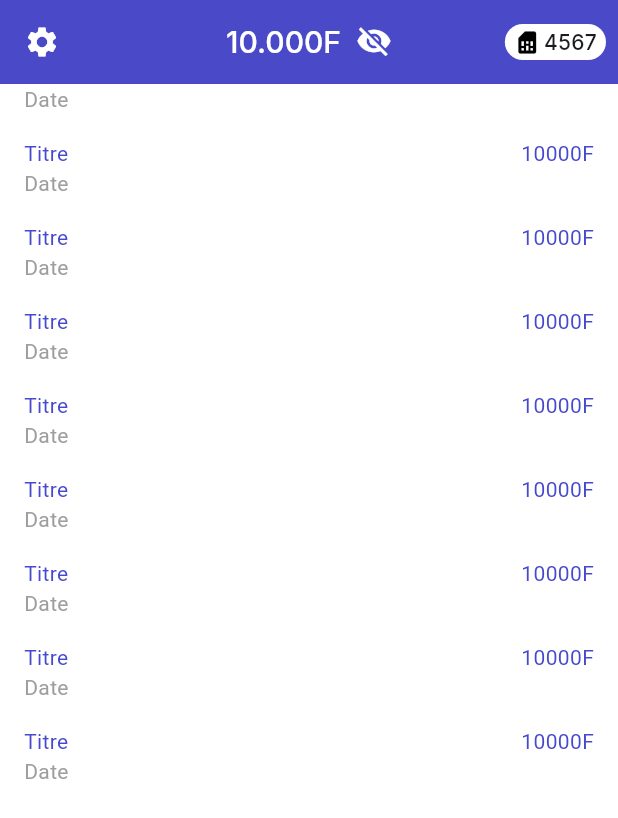
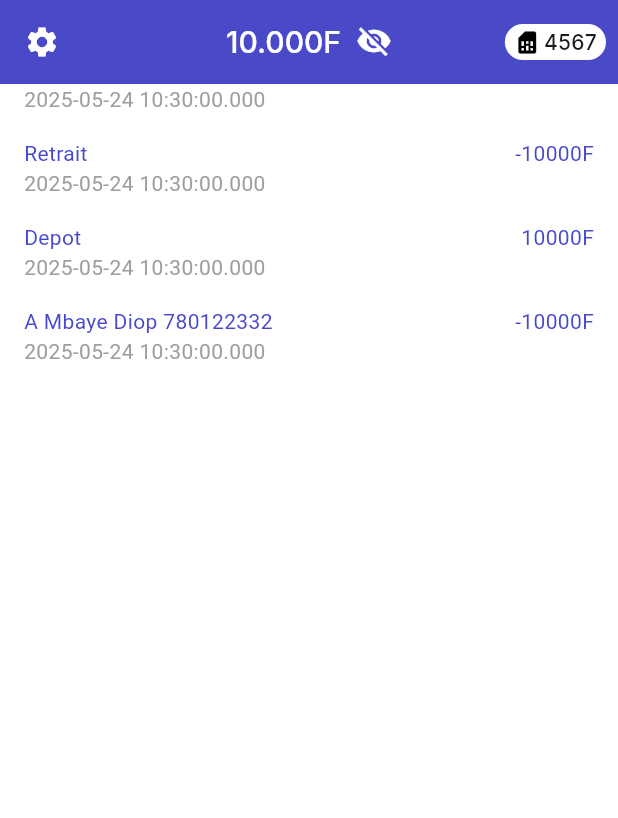
Before and after one commit to cyborgfeep/esmt_dar_2025, a Flutter app: the screen it shows after launch, scrolled down 576 dp, on a phone screen of 412 x 824 dp. Shown: the top 818 px of the screen. Run offline on Flutter 3.47's test engine with Material 3 defaults, Android fonts, the phone set to English and light mode, and no system bars; our stand-ins replace google_fonts, pretty_qr_code.

Commit message:
Second Commit

```diff
--- a/lib/models/transaction.dart
+++ b/lib/models/transaction.dart
@@ -13,10 +13,34 @@ class Transaction {
 
   static List<Transaction> transList = [
     Transaction(
-      title: "Transfert",
+      title: "Modou FALL 77777777",
       dateTime: DateTime.now(),
       amount: 10000,
       type: TypeT.transferE,
+    ),
+    Transaction(
+      title: "Canal+",
+      dateTime: DateTime.now(),
+      amount: 10000,
+      type: TypeT.paiement,
+    ),
+    Transaction(
+      title: "Retrait",
+      dateTime: DateTime.now(),
+      amount: 10000,
+      type: TypeT.retrait,
+    ),
+    Transaction(
+      title: "Depot",
+      dateTime: DateTime.now(),
+      amount: 10000,
+      type: TypeT.depot,
+    ),
+    Transaction(
+      title: "Mbaye Diop 780122332",
+      dateTime: DateTime.now(),
+      amount: 10000,
+      type: TypeT.transferS,
     ),
   ];
 }
--- a/lib/screens/home_screen.dart
+++ b/lib/screens/home_screen.dart
@@ -1,4 +1,6 @@
 import 'package:cours_dar_2025/models/option.dart';
+import 'package:cours_dar_2025/models/transaction.dart';
+import 'package:cours_dar_2025/screens/scan_screen.dart';
 import 'package:cours_dar_2025/utils/constants.dart';
 import 'package:flutter/material.dart';
 import 'package:google_fonts/google_fonts.dart';
@@ -96,7 +98,20 @@ class _HomeScreenState extends State<HomeScreen> {
                   ),
                   Column(
                     children: [
-                      cardWidget(),
+                      GestureDetector(
+                        onTap: () {
+                          Navigator.pushAndRemoveUntil(
+                            context,
+                            MaterialPageRoute(
+                              builder: (context) {
+                                return ScanScreen();
+                              },
+                            ),
+                            (route) => true,
+                          );
+                        },
+                        child: cardWidget(),
+                      ),
                       GridView.builder(
                         shrinkWrap: true,
                         gridDelegate: SliverGridDelegateWithFixedCrossAxisCount(
@@ -119,10 +134,11 @@ class _HomeScreenState extends State<HomeScreen> {
                       ),
                       ListView.builder(
                         shrinkWrap: true,
-                        itemCount: 10,
+                        itemCount: Transaction.transList.length,
                         padding: EdgeInsets.zero,
                         physics: ClampingScrollPhysics(),
                         itemBuilder: (context, index) {
+                          Transaction t = Transaction.transList[index];
                           return Padding(
                             padding: const EdgeInsets.symmetric(
                               horizontal: 16.0,
@@ -136,13 +152,17 @@ class _HomeScreenState extends State<HomeScreen> {
                                       MainAxisAlignment.spaceBetween,
                                   children: [
                                     Text(
-                                      "Titre",
+                                      "${t.type == TypeT.transferE
+                                          ? "De "
+                                          : t.type == TypeT.transferS
+                                          ? "A "
+                                          : ""}${t.title}",
                                       style: GoogleFonts.aBeeZee(
                                         color: primaryColor,
                                       ),
                                     ),
                                     Text(
-                                      "10000F",
+                                      "${t.type == TypeT.transferS || t.type == TypeT.paiement || t.type == TypeT.retrait ? "-" : ""}${t.amount}F",
                                       style: GoogleFonts.aBeeZee(
                                         color: primaryColor,
                                       ),
@@ -150,7 +170,7 @@ class _HomeScreenState extends State<HomeScreen> {
                                   ],
                                 ),
                                 Text(
-                                  "Date",
+                                  t.dateTime.toString(),
                                   style: GoogleFonts.aBeeZee(
                                     color: Colors.grey,
                                   ),
```
Also changed, not shown: lib/screens/scan_screen.dart (added, +17 -0 lines).
